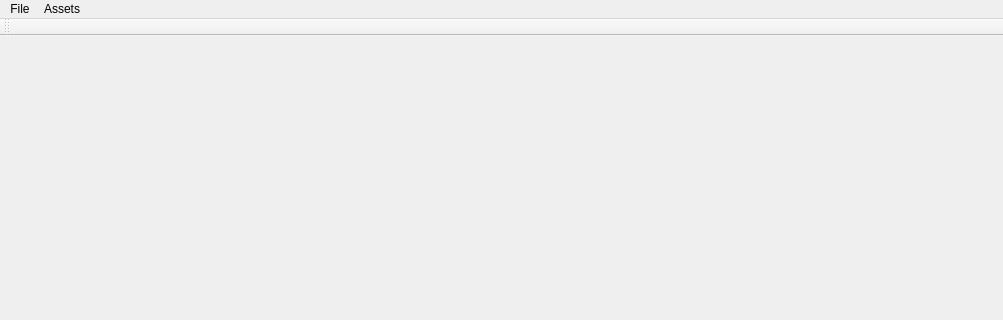
Above: src/PGSEditor/mainwindow.ui from madrenegade/PGameStudio before the change; both pictures show x 0 to 1003 and y 0 to 320 of the 1003 by 599 pixel window. Below: the same form after it.
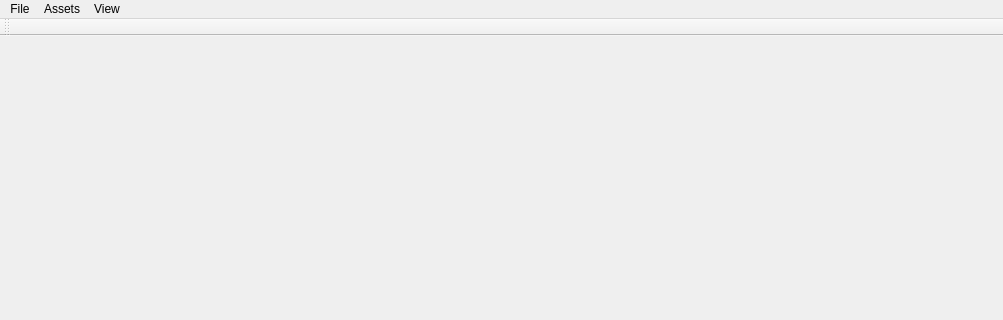
That is the form after the change.

```diff
--- a/src/PGSEditor/mainwindow.ui
+++ b/src/PGSEditor/mainwindow.ui
@@ -44,8 +44,16 @@
     </property>
     <addaction name="actionImport"/>
    </widget>
+   <widget class="QMenu" name="menuView">
+    <property name="title">
+     <string>View</string>
+    </property>
+    <addaction name="actionSingle_View"/>
+    <addaction name="actionMulti_View"/>
+   </widget>
    <addaction name="menuFile"/>
    <addaction name="menuAssets"/>
+   <addaction name="menuView"/>
   </widget>
   <widget class="QToolBar" name="mainToolBar">
    <attribute name="toolBarArea">
```
Left out of the diff: 47 changed lines with no effect on the pictures.
